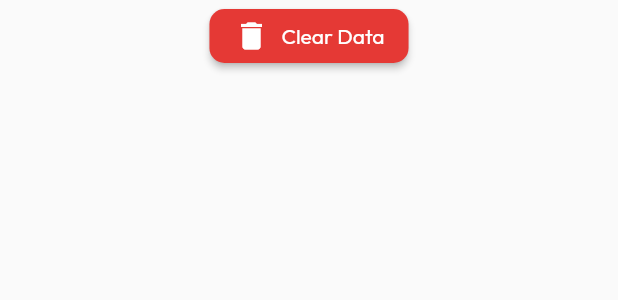
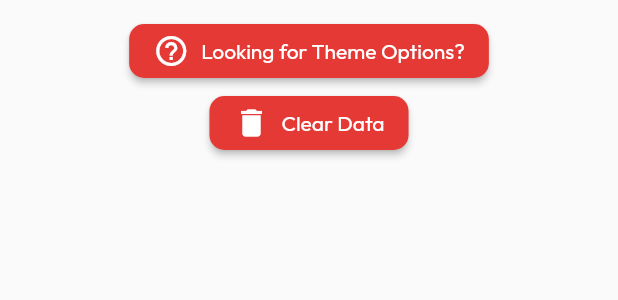
Before and after one commit to IntuitionLabsDevelopment/acc_fuel_app_flutter, a Flutter app: what settingsScreen() shows on an empty page, opened directly, on a phone screen of 412 x 824 dp. Shown: the top 300 px of the screen. Run offline on Flutter 3.47's test engine with Material 2 defaults, Android fonts, the phone set to English and light mode, and no system bars; our stand-ins replace in_app_review, shared_preferences; accounts and stored records are empty.

Commit message:
Looking for themes button

```diff
--- a/lib/modules/screens/settings_screen.dart
+++ b/lib/modules/screens/settings_screen.dart
@@ -1,14 +1,15 @@
 import 'package:acc_fuel_app_flutter/widgets/buttons/clear_data_button.dart';
+import 'package:acc_fuel_app_flutter/widgets/buttons/looking_for_themes_button.dart';
 
 import 'package:flutter/material.dart';
 
 Widget settingsScreen(BuildContext context) {
   return Center(
     child: Padding(
-      padding: const EdgeInsets.fromLTRB(15, 0, 15, 10),
+      padding: const EdgeInsets.fromLTRB(15, 10, 15, 10),
       child: Column(
         crossAxisAlignment: CrossAxisAlignment.center,
-        children: [clearDataButton()],
+        children: [lookingForThemesButton(context), clearDataButton()],
       ),
     ),
   );
--- a/lib/utils/ui/app_dialogs.dart
+++ b/lib/utils/ui/app_dialogs.dart
@@ -133,3 +133,14 @@ void calculatorOptionsDialog(BuildContext context) async {
     ),
   );
 }
+
+void whereThemeOptionsDialog(BuildContext context) {
+  showDialog(
+    context: context,
+    builder: (context) => const AlertDialog(
+      title: Text('Looking for Theme Options?'),
+      content: Text(
+          'Theme Options have been removed and the app now uses System Default Theme'),
+    ),
+  );
+}
--- /dev/null
+++ b/lib/widgets/buttons/looking_for_themes_button.dart
@@ -0,0 +1,12 @@
+import 'package:acc_fuel_app_flutter/utils/ui/app_dialogs.dart';
+import 'package:flutter/material.dart';
+
+Widget lookingForThemesButton(BuildContext context) {
+  return ElevatedButton.icon(
+    onPressed: () {
+      whereThemeOptionsDialog(context);
+    },
+    label: const Text('Looking for Theme Options?'),
+    icon: const Icon(Icons.help_outline_outlined),
+  );
+}
```
Also changed, not shown: lib/modules/routes/settings_route.dart (+2 -9 lines).
